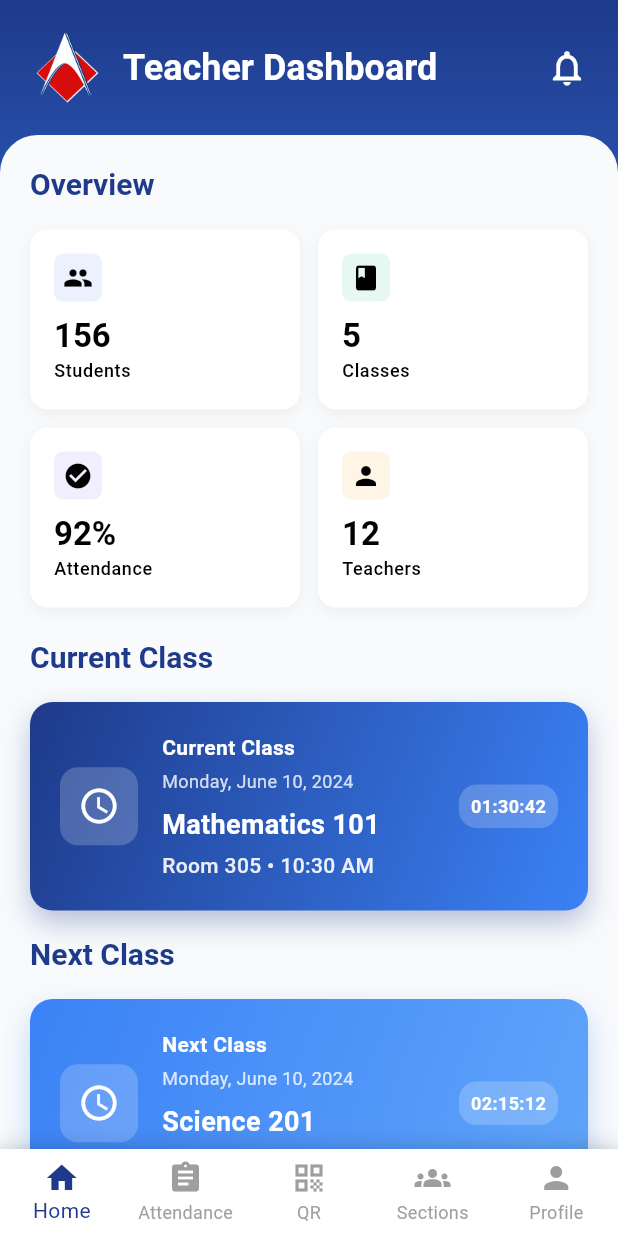
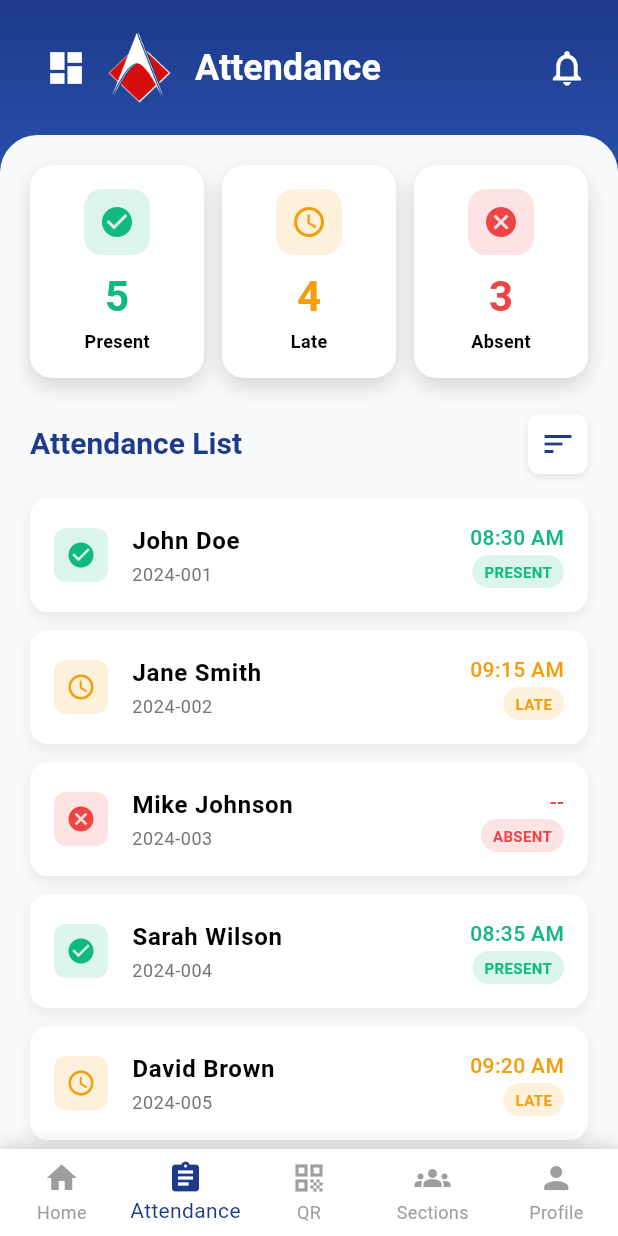
Before and after one commit to Davefgh/Attendance_Monitoring_Mobile, a Flutter app: the DashboardScreen screen opened directly, item 2 of the bottom bar chosen, on a phone screen of 412 x 824 dp. Run offline on Flutter 3.47's test engine with Material 3 defaults, Android fonts, the phone set to English and light mode, and no system bars.

Commit message:
style: improve ui dashboard with sorting

```diff
--- /dev/null
+++ b/lib/screens/attendance_screen.dart
@@ -0,0 +1,513 @@
+import 'package:flutter/material.dart';
+
+class AttendanceScreen extends StatefulWidget {
+  const AttendanceScreen({super.key});
+
+  @override
+  State<AttendanceScreen> createState() => _AttendanceScreenState();
+}
+
+class _AttendanceScreenState extends State<AttendanceScreen> {
+  String selectedSort = 'all'; // Default: show all students
+  bool showSortMenu = false;
+  List<StudentAttendance> attendanceList = [
+    StudentAttendance(name: 'John Doe', studentId: '2024-001', status: 'present', time: '08:30 AM'),
+    StudentAttendance(name: 'Jane Smith', studentId: '2024-002', status: 'late', time: '09:15 AM'),
+    StudentAttendance(name: 'Mike Johnson', studentId: '2024-003', status: 'absent', time: '--'),
+    StudentAttendance(name: 'Sarah Wilson', studentId: '2024-004', status: 'present', time: '08:35 AM'),
+    StudentAttendance(name: 'David Brown', studentId: '2024-005', status: 'late', time: '09:20 AM'),
+    StudentAttendance(name: 'Emily Davis', studentId: '2024-006', status: 'absent', time: '--'),
+    StudentAttendance(name: 'Chris Miller', studentId: '2024-007', status: 'present', time: '08:40 AM'),
+    StudentAttendance(name: 'Lisa Garcia', studentId: '2024-008', status: 'present', time: '08:25 AM'),
+    StudentAttendance(name: 'Tom Anderson', studentId: '2024-009', status: 'absent', time: '--'),
+    StudentAttendance(name: 'Amy Taylor', studentId: '2024-010', status: 'late', time: '09:10 AM'),
+    StudentAttendance(name: 'Ryan Lee', studentId: '2024-011', status: 'present', time: '08:45 AM'),
+    StudentAttendance(name: 'Maya Patel', studentId: '2024-012', status: 'late', time: '09:05 AM'),
+  ];
+
+  int get presentCount => attendanceList.where((s) => s.status == 'present').length;
+  int get absentCount => attendanceList.where((s) => s.status == 'absent').length;
+  int get lateCount => attendanceList.where((s) => s.status == 'late').length;
+
+  List<StudentAttendance> get filteredAttendanceList {
+    if (selectedSort == 'all') {
+      return attendanceList;
+    } else {
+      return attendanceList.where((student) => student.status == selectedSort).toList();
+    }
+  }
+
+  void selectSort(String status) {
+    setState(() {
+      selectedSort = status;
+      showSortMenu = false;
+    });
+  }
+
+  @override
+  Widget build(BuildContext context) {
+    return Scaffold(
+      backgroundColor: const Color(0xFFF8FAFC),
+      body: Container(
+        decoration: const BoxDecoration(
+          gradient: LinearGradient(
+            begin: Alignment.topCenter,
+            end: Alignment.bottomCenter,
+            colors: [
+              Color(0xFF1E3A8A), // Deep blue
+              Color(0xFF3B82F6), // Blue
+              Color(0xFF60A5FA), // Light blue
+            ],
+          ),
+        ),
+        child: SafeArea(
+          child: Column(
+            children: [
+              // Header
+              Container(
+                padding: const EdgeInsets.all(20),
+                child: Row(
+                  children: [
+                    // Dashboard Button
+                    IconButton(
+                      onPressed: () => Navigator.of(context).pop(),
+                      icon: const Icon(
+                        Icons.dashboard,
+                        color: Colors.white,
+                        size: 28,
+                      ),
+                    ),
+                    // ACLC Logo
+                    Image.asset(
+                      'images/aclc logo.png',
+                      width: 50,
+                      height: 50,
+                      fit: BoxFit.contain,
+                    ),
+                    const SizedBox(width: 12),
+                    // Attendance Title
+                    Expanded(
+                      child: Text(
+                        'Attendance',
+                        style: Theme.of(context).textTheme.headlineMedium?.copyWith(
+                          color: Colors.white,
+                          fontWeight: FontWeight.bold,
+                          fontSize: 24,
+                        ),
+                      ),
+                    ),
+                    // Notification Bell
+                    const Icon(
+                      Icons.notifications_outlined,
+                      color: Colors.white,
+                      size: 28,
+                    ),
+                  ],
+                ),
+              ),
+
+              // Main Content
+              Expanded(
+                child: Container(
+                  decoration: const BoxDecoration(
+                    color: Color(0xFFF8FAFC),
+                    borderRadius: BorderRadius.only(
+                      topLeft: Radius.circular(25),
+                      topRight: Radius.circular(25),
+                    ),
+                  ),
+                  child: SingleChildScrollView(
+                    padding: const EdgeInsets.all(20),
+                    child: Column(
+                      crossAxisAlignment: CrossAxisAlignment.start,
+                      children: [
+                        // Status Cards
+                        Row(
+                          children: [
+                            Expanded(
+                              child: _buildStatusCard(
+                                'Present',
+                                presentCount.toString(),
+                                Icons.check_circle,
+                                const Color(0xFF10B981),
+                              ),
+                            ),
+                            const SizedBox(width: 12),
+                            Expanded(
+                              child: _buildStatusCard(
+                                'Late',
+                                lateCount.toString(),
+                                Icons.schedule,
+                                const Color(0xFFF59E0B),
+                              ),
+                            ),
+                            const SizedBox(width: 12),
+                            Expanded(
+                              child: _buildStatusCard(
+                                'Absent',
+                                absentCount.toString(),
+                                Icons.cancel,
+                                const Color(0xFFEF4444),
+                              ),
+                            ),
+                          ],
+                        ),
+
+                        const SizedBox(height: 24),
+
+                        // Sort Section
+                        Row(
+                          children: [
+                            Text(
+                              'Attendance List',
+                              style: Theme.of(context).textTheme.headlineSmall?.copyWith(
+                                fontWeight: FontWeight.bold,
+                                color: const Color(0xFF1E3A8A),
+                                fontSize: 20,
+                              ),
+                            ),
+                            const Spacer(),
+                            GestureDetector(
+                              onTap: () {
+                                setState(() {
+                                  showSortMenu = !showSortMenu;
+                                });
+                              },
+                              child: Container(
+                                padding: const EdgeInsets.all(8),
+                                decoration: BoxDecoration(
+                                  color: Colors.white,
+                                  borderRadius: BorderRadius.circular(8),
+                                  boxShadow: [
+                                    BoxShadow(
+                                      color: Colors.black.withOpacity(0.1),
+                                      blurRadius: 4,
+                                      offset: const Offset(0, 2),
+                                    ),
+                                  ],
+                                ),
+                                child: const Icon(
+                                  Icons.sort,
+                                  color: Color(0xFF1E3A8A),
+                                  size: 24,
+                                ),
+                              ),
+                            ),
+                          ],
+                        ),
+
+                        const SizedBox(height: 16),
+
+                        // Sort Menu
+                        if (showSortMenu)
+                          Container(
+                            margin: const EdgeInsets.only(bottom: 16),
+                            decoration: BoxDecoration(
+                              color: Colors.white,
+                              borderRadius: BorderRadius.circular(12),
+                              boxShadow: [
+                                BoxShadow(
+                                  color: Colors.black.withOpacity(0.1),
+                                  blurRadius: 8,
+                                  offset: const Offset(0, 4),
+                                ),
+                              ],
+                            ),
+                            child: Column(
+                              children: [
+                                _buildSortOption('all', 'All Students', Icons.people),
+                                _buildSortOption('present', 'Present', Icons.check_circle),
+                                _buildSortOption('late', 'Late', Icons.schedule),
+                                _buildSortOption('absent', 'Absent', Icons.cancel),
+                              ],
+                            ),
+                          ),
+
+                        // Attendance List
+                        ListView.builder(
+                          shrinkWrap: true,
+                          physics: const NeverScrollableScrollPhysics(),
+                          itemCount: filteredAttendanceList.length,
+                          itemBuilder: (context, index) {
+                            final student = filteredAttendanceList[index];
+                            return _buildStudentCard(student);
+                          },
+                        ),
+                      ],
+                    ),
+                  ),
+                ),
+              ),
+            ],
+          ),
+        ),
+      ),
+      bottomNavigationBar: Container(
+        decoration: BoxDecoration(
+          color: Colors.white,
+          boxShadow: [
+            BoxShadow(
+              color: Colors.black.withOpacity(0.1),
+              blurRadius: 10,
+              offset: const Offset(0, -5),
+            ),
+          ],
+        ),
+        child: BottomNavigationBar(
+          backgroundColor: Colors.white,
+          selectedItemColor: const Color(0xFF1E3A8A),
+          unselectedItemColor: Colors.grey,
+          type: BottomNavigationBarType.fixed,
+          currentIndex: 1, // Attendance tab selected
+          items: const [
+            BottomNavigationBarItem(
+              icon: Icon(Icons.home),
+              label: 'Home',
+            ),
+            BottomNavigationBarItem(
+              icon: Icon(Icons.assignment),
+              label: 'Attendance',
+            ),
+            BottomNavigationBarItem(
+              icon: Icon(Icons.qr_code),
+              label: 'QR',
+            ),
+            BottomNavigationBarItem(
+              icon: Icon(Icons.groups),
+              label: 'Sections',
+            ),
+            BottomNavigationBarItem(
+              icon: Icon(Icons.person),
+              label: 'Profile',
+            ),
+          ],
+        ),
+      ),
+    );
+  }
+
+  Widget _buildStatusCard(String title, String count, IconData icon, Color color) {
+    return Container(
+      padding: const EdgeInsets.all(16),
+      decoration: BoxDecoration(
+        color: Colors.white,
+        borderRadius: BorderRadius.circular(15),
+        boxShadow: [
+          BoxShadow(
+            color: Colors.black.withOpacity(0.15),
+            blurRadius: 12,
+            offset: const Offset(0, 6),
+          ),
+        ],
+      ),
+      child: Column(
+        children: [
+          Container(
+            padding: const EdgeInsets.all(10),
+            decoration: BoxDecoration(
+              color: color.withOpacity(0.15),
+              borderRadius: BorderRadius.circular(12),
+            ),
+            child: Icon(
+              icon,
+              color: color,
+              size: 24,
+            ),
+          ),
+          const SizedBox(height: 10),
+          Center(
+            child: Text(
+              count,
+              style: Theme.of(context).textTheme.headlineLarge?.copyWith(
+                fontWeight: FontWeight.bold,
+                color: color,
+                fontSize: 28,
+              ),
+            ),
+          ),
+          const SizedBox(height: 4),
+          Center(
+            child: Text(
+              title,
+              style: Theme.of(context).textTheme.bodyMedium?.copyWith(
+                color: Colors.black,
+                fontWeight: FontWeight.w600,
+                fontSize: 12,
+              ),
+            ),
+          ),
+        ],
+      ),
+    );
+  }
+
+  Widget _buildStudentCard(StudentAttendance student) {
+    return Container(
+      margin: const EdgeInsets.only(bottom: 12),
+      padding: const EdgeInsets.all(16),
+      decoration: BoxDecoration(
+        color: Colors.white,
+        borderRadius: BorderRadius.circular(12),
+        boxShadow: [
+          BoxShadow(
+            color: Colors.black.withOpacity(0.08),
+            blurRadius: 8,
+            offset: const Offset(0, 4),
+          ),
+        ],
+      ),
+      child: Row(
+        children: [
+          // Status Icon
+          Container(
+            padding: const EdgeInsets.all(8),
+            decoration: BoxDecoration(
+              color: _getStatusColor(student.status).withOpacity(0.15),
+              borderRadius: BorderRadius.circular(8),
+            ),
+            child: Icon(
+              _getStatusIcon(student.status),
+              color: _getStatusColor(student.status),
+              size: 20,
+            ),
+          ),
+          const SizedBox(width: 16),
+
+          // Student Info
+          Expanded(
+            child: Column(
+              crossAxisAlignment: CrossAxisAlignment.start,
+              children: [
+                Text(
+                  student.name,
+                  style: Theme.of(context).textTheme.bodyLarge?.copyWith(
+                    fontWeight: FontWeight.w600,
+                    color: Colors.black,
+                    fontSize: 16,
+                  ),
+                ),
+                const SizedBox(height: 2),
+                Text(
+                  student.studentId,
+                  style: Theme.of(context).textTheme.bodySmall?.copyWith(
+                    color: Colors.grey[600],
+                    fontSize: 12,
+                  ),
+                ),
+              ],
+            ),
+          ),
+
+          // Time/Status
+          Column(
+            crossAxisAlignment: CrossAxisAlignment.end,
+            children: [
+              Text(
+                student.time,
+                style: Theme.of(context).textTheme.bodyMedium?.copyWith(
+                  fontWeight: FontWeight.w500,
+                  color: _getStatusColor(student.status),
+                  fontSize: 14,
+                ),
+              ),
+              const SizedBox(height: 2),
+              Container(
+                padding: const EdgeInsets.symmetric(horizontal: 8, vertical: 4),
+                decoration: BoxDecoration(
+                  color: _getStatusColor(student.status).withOpacity(0.15),
+                  borderRadius: BorderRadius.circular(12),
+                ),
+                child: Text(
+                  student.status.toUpperCase(),
+                  style: TextStyle(
+                    color: _getStatusColor(student.status),
+                    fontSize: 10,
+                    fontWeight: FontWeight.bold,
+                  ),
+                ),
+              ),
+            ],
+          ),
+        ],
+      ),
+    );
+  }
+
+  Widget _buildSortOption(String status, String label, IconData icon) {
+    return InkWell(
+      onTap: () => selectSort(status),
+      child: Container(
+        padding: const EdgeInsets.symmetric(horizontal: 16, vertical: 12),
+        decoration: BoxDecoration(
+          color: selectedSort == status ? const Color(0xFF1E3A8A).withOpacity(0.1) : Colors.transparent,
+          borderRadius: BorderRadius.circular(8),
+        ),
+        child: Row(
+          children: [
+            Icon(
+              icon,
+              color: selectedSort == status ? const Color(0xFF1E3A8A) : Colors.grey[600],
+              size: 20,
+            ),
+            const SizedBox(width: 12),
+            Text(
+              label,
+              style: TextStyle(
+                color: selectedSort == status ? const Color(0xFF1E3A8A) : Colors.black,
+                fontWeight: selectedSort == status ? FontWeight.w600 : FontWeight.w500,
+                fontSize: 16,
+              ),
+            ),
+            const Spacer(),
+            if (selectedSort == status)
+              const Icon(
+                Icons.check,
+                color: Color(0xFF1E3A8A),
+                size: 20,
+              ),
+          ],
+        ),
+      ),
+    );
+  }
+
+  Color _getStatusColor(String status) {
+    switch (status) {
+      case 'present':
+        return const Color(0xFF10B981);
+      case 'late':
+        return const Color(0xFFF59E0B);
+      case 'absent':
+        return const Color(0xFFEF4444);
+      default:
+        return Colors.grey;
+    }
+  }
+
+  IconData _getStatusIcon(String status) {
+    switch (status) {
+      case 'present':
+        return Icons.check_circle;
+      case 'late':
+        return Icons.schedule;
+      case 'absent':
+        return Icons.cancel;
+      default:
+        return Icons.help;
+    }
+  }
+}
+
+class StudentAttendance {
+  final String name;
+  final String studentId;
+  final String status;
+  final String time;
+
+  StudentAttendance({
+    required this.name,
+    required this.studentId,
+    required this.status,
+    required this.time,
+  });
+}
--- a/lib/screens/dashboard_screen.dart
+++ b/lib/screens/dashboard_screen.dart
@@ -1,4 +1,5 @@
 import 'package:flutter/material.dart';
+import 'attendance_screen.dart';
 
 class DashboardScreen extends StatefulWidget {
   const DashboardScreen({super.key});
@@ -246,6 +247,15 @@ class _DashboardScreenState extends State<DashboardScreen> {
           unselectedItemColor: Colors.grey,
           type: BottomNavigationBarType.fixed,
           currentIndex: 0,
+          onTap: (index) {
+            if (index == 1) {
+              Navigator.of(context).push(
+                MaterialPageRoute(
+                  builder: (context) => const AttendanceScreen(),
+                ),
+              );
+            }
+          },
           items: const [
             BottomNavigationBarItem(
               icon: Icon(Icons.home),
@@ -281,9 +291,9 @@ class _DashboardScreenState extends State<DashboardScreen> {
         borderRadius: BorderRadius.circular(12),
         boxShadow: [
           BoxShadow(
-            color: Colors.black.withOpacity(0.05),
-            blurRadius: 8,
-            offset: const Offset(0, 3),
+            color: Colors.black.withOpacity(0.15),
+            blurRadius: 12,
+            offset: const Offset(0, 6),
           ),
         ],
       ),
@@ -303,7 +313,8 @@ class _DashboardScreenState extends State<DashboardScreen> {
             ),
           ),
           const SizedBox(height: 8),
-          Text(
+          Center(
+            child: Text(
               value,
               style: Theme.of(context).textTheme.headlineMedium?.copyWith(
                 fontWeight: FontWeight.bold,
@@ -311,13 +322,16 @@ class _DashboardScreenState extends State<DashboardScreen> {
                 fontSize: 22,
               ),
             ),
+          ),
           const SizedBox(height: 2),
-          Text(
+          Center(
+            child: Text(
               title,
               style: Theme.of(context).textTheme.bodySmall?.copyWith(
                 color: Colors.black,
                 fontWeight: FontWeight.w500,
                 fontSize: 12,
+              ),
             ),
           ),
         ],
```
Lines whose indentation alone changed are shown as unchanged.
